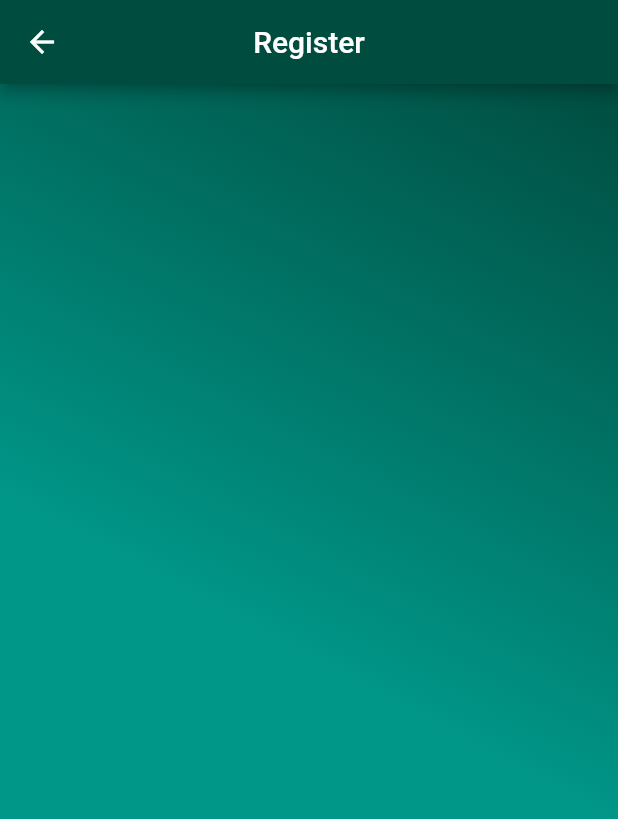
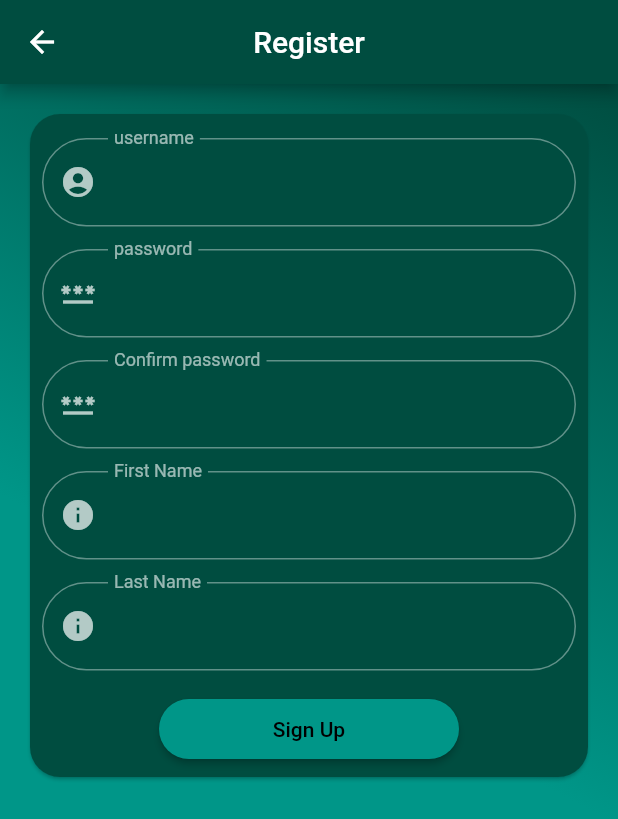
Before and after one commit to pakmsoftware/flutter_demo_project, a Flutter app: the screen it shows after launch, after a tap on "No account? Register instead", on a phone screen of 412 x 824 dp. Shown: the top 819 px of the screen. Run offline on Flutter 3.47's test engine with Material 2 defaults, Android fonts, the phone set to English and light mode, and no system bars.

Commit message:
Registration form

```diff
--- a/flutter_project/lib/screens/registration_screen.dart
+++ b/flutter_project/lib/screens/registration_screen.dart
@@ -1,4 +1,5 @@
 import 'package:flutter/material.dart';
+import 'package:flutter_project/widgets/auth/register_form.dart';
 import 'package:flutter_project/widgets/gradient_screen_container.dart';
 
 class RegistrationScreen extends StatelessWidget {
@@ -12,8 +13,10 @@ class RegistrationScreen extends StatelessWidget {
         centerTitle: true,
         title: const Text('Register'),
       ),
-      body: GradientScreenContainer(
-        child: Container(),
+      body: const GradientScreenContainer(
+        child: SingleChildScrollView(
+          child: RegisterForm(),
+        ),
       ),
     );
   }
--- a/flutter_project/lib/widgets/auth/confirm_password_input.dart
+++ b/flutter_project/lib/widgets/auth/confirm_password_input.dart
@@ -3,10 +3,10 @@ import 'package:flutter/material.dart';
 import '../../utils/validator.dart';
 import 'login_text_input.dart';
 
-class ConfirmPassword extends StatelessWidget {
+class ConfirmPasswordInput extends StatelessWidget {
   final TextEditingController controller;
   final String passwordInput;
-  const ConfirmPassword(
+  const ConfirmPasswordInput(
       {required this.controller, required this.passwordInput, super.key});
 
   @override
@@ -20,6 +20,7 @@ class ConfirmPassword extends StatelessWidget {
       keyboardType: TextInputType.visiblePassword,
       maxLength: 50,
       isObscure: true,
+      labelText: 'Confirm password',
     );
   }
 }
--- /dev/null
+++ b/flutter_project/lib/widgets/auth/input_space_divider.dart
@@ -0,0 +1,10 @@
+import 'package:flutter/material.dart';
+
+class InputSpaceDivider extends StatelessWidget {
+  const InputSpaceDivider({super.key});
+
+  @override
+  Widget build(BuildContext context) {
+    return const SizedBox(height: 15);
+  }
+}
--- a/flutter_project/lib/widgets/auth/login_form.dart
+++ b/flutter_project/lib/widgets/auth/login_form.dart
@@ -3,6 +3,8 @@ import 'package:flutter_project/widgets/auth/password_input.dart';
 import 'package:flutter_project/widgets/auth/register_navigation_button.dart';
 import 'package:flutter_project/widgets/auth/sign_button.dart';
 import 'package:flutter_project/widgets/auth/username_input.dart';
+
+import 'input_space_divider.dart';
 
 class LoginForm extends StatefulWidget {
   const LoginForm({super.key});
@@ -31,7 +33,12 @@ class _LoginFormState extends State<LoginForm> {
         borderRadius: BorderRadius.circular(20),
       ),
       child: Padding(
-        padding: const EdgeInsets.all(8.0),
+        padding: const EdgeInsets.only(
+          bottom: 8,
+          left: 8,
+          right: 8,
+          top: 16,
+        ),
         child: Form(
           key: formKey,
           child: Column(
@@ -39,7 +46,7 @@ class _LoginFormState extends State<LoginForm> {
             children: [
               // username
               UserNameInput(controller: userNameController),
-              const SizedBox(height: 8),
+              const InputSpaceDivider(),
               // password
               PasswordInput(controller: passwordController),
               // button to navigate to registration screen
@@ -59,6 +66,9 @@ class _LoginFormState extends State<LoginForm> {
   }
 
   void _signIn() {
+    // validate form
+    if (!formKey.currentState!.validate()) return;
+
     // bloc login event
   }
 }
--- a/flutter_project/lib/widgets/auth/name_input.dart
+++ b/flutter_project/lib/widgets/auth/name_input.dart
@@ -5,7 +5,9 @@ import 'login_text_input.dart';
 
 class NameInput extends StatelessWidget {
   final TextEditingController controller;
-  const NameInput({required this.controller, super.key});
+  final String labelText;
+  const NameInput(
+      {required this.controller, required this.labelText, super.key});
 
   @override
   Widget build(BuildContext context) {
@@ -16,6 +18,7 @@ class NameInput extends StatelessWidget {
       keyboardType: TextInputType.name,
       maxLength: 50,
       isObscure: false,
+      labelText: labelText,
     );
   }
 }
--- /dev/null
+++ b/flutter_project/lib/widgets/auth/register_form.dart
@@ -0,0 +1,99 @@
+import 'package:flutter/material.dart';
+import 'package:flutter_project/widgets/auth/confirm_password_input.dart';
+import 'package:flutter_project/widgets/auth/input_space_divider.dart';
+import 'package:flutter_project/widgets/auth/name_input.dart';
+import 'package:flutter_project/widgets/auth/password_input.dart';
+import 'package:flutter_project/widgets/auth/sign_button.dart';
+import 'package:flutter_project/widgets/auth/username_input.dart';
+
+class RegisterForm extends StatefulWidget {
+  const RegisterForm({super.key});
+
+  @override
+  State<RegisterForm> createState() => _RegisterFormState();
+}
+
+class _RegisterFormState extends State<RegisterForm> {
+  TextEditingController userNameController = TextEditingController();
+  TextEditingController passwordController = TextEditingController();
+  TextEditingController confirmPasswordController = TextEditingController();
+  TextEditingController firstNameController = TextEditingController();
+  TextEditingController lastNameController = TextEditingController();
+  final GlobalKey<FormState> formKey = GlobalKey<FormState>();
+
+  @override
+  void dispose() {
+    userNameController.dispose();
+    passwordController.dispose();
+    confirmPasswordController.dispose();
+    firstNameController.dispose();
+    lastNameController.dispose();
+    super.dispose();
+  }
+
+  @override
+  Widget build(BuildContext context) {
+    return Card(
+      margin: const EdgeInsets.all(20),
+      shape: RoundedRectangleBorder(
+        borderRadius: BorderRadius.circular(20),
+      ),
+      child: Padding(
+        padding: const EdgeInsets.only(
+          bottom: 8,
+          left: 8,
+          right: 8,
+          top: 16,
+        ),
+        child: Form(
+          key: formKey,
+          child: Column(
+            mainAxisAlignment: MainAxisAlignment.center,
+            mainAxisSize: MainAxisSize.min,
+            children: [
+              // username
+              UserNameInput(controller: userNameController),
+              const InputSpaceDivider(),
+              // password
+              PasswordInput(controller: passwordController),
+              const InputSpaceDivider(),
+              // confirm password
+              ConfirmPasswordInput(
+                controller: confirmPasswordController,
+                passwordInput: passwordController.text.trim(),
+              ),
+              const InputSpaceDivider(),
+
+              //first name
+              NameInput(
+                controller: firstNameController,
+                labelText: 'First Name',
+              ),
+              const InputSpaceDivider(),
+
+              //last name
+              NameInput(
+                controller: lastNameController,
+                labelText: 'Last Name',
+              ),
+              const InputSpaceDivider(),
+
+              // button to navigate to registration screen
+              SignButton(
+                text: 'Sign Up',
+                onClickFn: () => _register(),
+              ),
+            ],
+          ),
+        ),
+      ),
+    );
+  }
+
+  void _register() {
+    // validate form
+    if (!formKey.currentState!.validate()) return;
+
+    // bloc register event
+  }
+}
```
